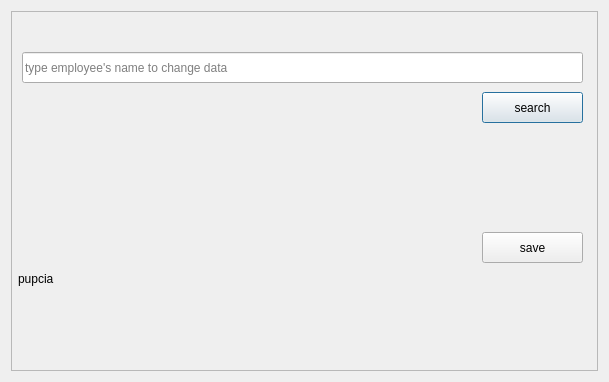
Old version of the form changing_employee.ui in the repository Daaizo/management-tool.
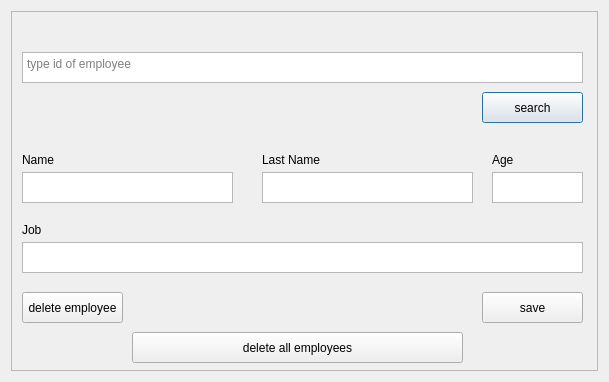
New version of the form. Icons and pictures are not drawn.

The edit to the form file:
```diff
--- a/changing_employee.ui
+++ b/changing_employee.ui
@@ -32,23 +32,7 @@
         <height>362</height>
        </rect>
       </property>
-      <widget class="QLineEdit" name="search">
-       <property name="geometry">
-        <rect>
-         <x>10</x>
-         <y>40</y>
-         <width>561</width>
-         <height>31</height>
-        </rect>
-       </property>
-       <property name="placeholderText">
-        <string>type employee's name to change data</string>
-       </property>
-       <property name="clearButtonEnabled">
-        <bool>false</bool>
-       </property>
-      </widget>
-      <widget class="QPushButton" name="pushButton">
+      <widget class="QPushButton" name="search_button">
        <property name="geometry">
         <rect>
          <x>470</x>
@@ -61,66 +45,11 @@
         <string>search</string>
        </property>
       </widget>
-      <widget class="QLabel" name="name">
-       <property name="geometry">
-        <rect>
-         <x>6</x>
-         <y>182</y>
-         <width>91</width>
-         <height>171</height>
-        </rect>
-       </property>
-       <property name="text">
-        <string>pupcia</string>
-       </property>
-       <property name="textInteractionFlags">
-        <set>Qt::LinksAccessibleByMouse|Qt::TextEditable|Qt::TextSelectableByMouse</set>
-       </property>
-      </widget>
-      <widget class="QLabel" name="last_name">
-       <property name="geometry">
-        <rect>
-         <x>130</x>
-         <y>180</y>
-         <width>91</width>
-         <height>21</height>
-        </rect>
-       </property>
-       <property name="text">
-        <string/>
-       </property>
-      </widget>
-      <widget class="QLabel" name="age">
-       <property name="geometry">
-        <rect>
-         <x>260</x>
-         <y>180</y>
-         <width>91</width>
-         <height>21</height>
-        </rect>
-       </property>
-       <property name="text">
-        <string/>
-       </property>
-      </widget>
-      <widget class="QLabel" name="job">
-       <property name="geometry">
-        <rect>
-         <x>380</x>
-         <y>180</y>
-         <width>201</width>
-         <height>21</height>
-        </rect>
-       </property>
-       <property name="text">
-        <string/>
-       </property>
-      </widget>
-      <widget class="QPushButton" name="pushButton_2">
+      <widget class="QPushButton" name="save_button">
        <property name="geometry">
         <rect>
          <x>470</x>
-         <y>220</y>
+         <y>280</y>
          <width>101</width>
          <height>31</height>
         </rect>
@@ -129,6 +58,149 @@
         <string>save</string>
        </property>
       </widget>
+      <widget class="QTextEdit" name="name">
+       <property name="geometry">
+        <rect>
+         <x>10</x>
+         <y>160</y>
+         <width>211</width>
+         <height>31</height>
+        </rect>
+       </property>
+       <property name="placeholderText">
+        <string/>
+       </property>
+      </widget>
+      <widget class="QTextEdit" name="search">
+       <property name="geometry">
+        <rect>
+         <x>10</x>
+         <y>40</y>
+         <width>561</width>
+         <height>31</height>
+        </rect>
+       </property>
+       <property name="placeholderText">
+        <string>type id of employee</string>
+       </property>
+      </widget>
+      <widget class="QTextEdit" name="last_name">
+       <property name="geometry">
+        <rect>
+         <x>250</x>
+         <y>160</y>
+         <width>211</width>
+         <height>31</height>
+        </rect>
+       </property>
+       <property name="placeholderText">
+        <string/>
+       </property>
+      </widget>
+      <widget class="QTextEdit" name="age">
+       <property name="geometry">
+        <rect>
+         <x>480</x>
+         <y>160</y>
+         <width>91</width>
+         <height>31</height>
+        </rect>
+       </property>
+       <property name="placeholderText">
+        <string/>
+       </property>
+      </widget>
+      <widget class="QTextEdit" name="job">
+       <property name="geometry">
+        <rect>
+         <x>10</x>
+         <y>230</y>
+         <width>561</width>
+         <height>31</height>
+        </rect>
+       </property>
+       <property name="placeholderText">
+        <string/>
+       </property>
+      </widget>
+      <widget class="QLabel" name="label">
+       <property name="geometry">
+        <rect>
+         <x>10</x>
+         <y>140</y>
+         <width>61</width>
+         <height>16</height>
+        </rect>
+       </property>
+       <property name="text">
+        <string>Name</string>
+       </property>
+      </widget>
+      <widget class="QLabel" name="label_2">
+       <property name="geometry">
+        <rect>
+         <x>250</x>
+         <y>140</y>
+         <width>61</width>
+         <height>16</height>
+        </rect>
+       </property>
+       <property name="text">
+        <string>Last Name</string>
+       </property>
+      </widget>
+      <widget class="QLabel" name="label_3">
+       <property name="geometry">
+        <rect>
+         <x>480</x>
+         <y>140</y>
+         <width>61</width>
+         <height>16</height>
+        </rect>
+       </property>
+       <property name="text">
+        <string>Age</string>
+       </property>
+      </widget>
+      <widget class="QLabel" name="label_4">
+       <property name="geometry">
+        <rect>
+         <x>10</x>
+         <y>210</y>
+         <width>61</width>
+         <height>16</height>
+        </rect>
+       </property>
+       <property name="text">
+        <string>Job</string>
+       </property>
+      </widget>
+      <widget class="QPushButton" name="delete_button">
+       <property name="geometry">
+        <rect>
+         <x>10</x>
+         <y>280</y>
+         <width>101</width>
+         <height>31</height>
+        </rect>
+       </property>
+       <property name="text">
+        <string>delete employee</string>
+       </property>
+      </widget>
+      <widget class="QPushButton" name="delete_all_button">
+       <property name="geometry">
+        <rect>
+         <x>120</x>
+         <y>320</y>
+         <width>331</width>
+         <height>31</height>
+        </rect>
+       </property>
+       <property name="text">
+        <string>delete all employees</string>
+       </property>
+      </widget>
      </widget>
     </widget>
    </item>
```
